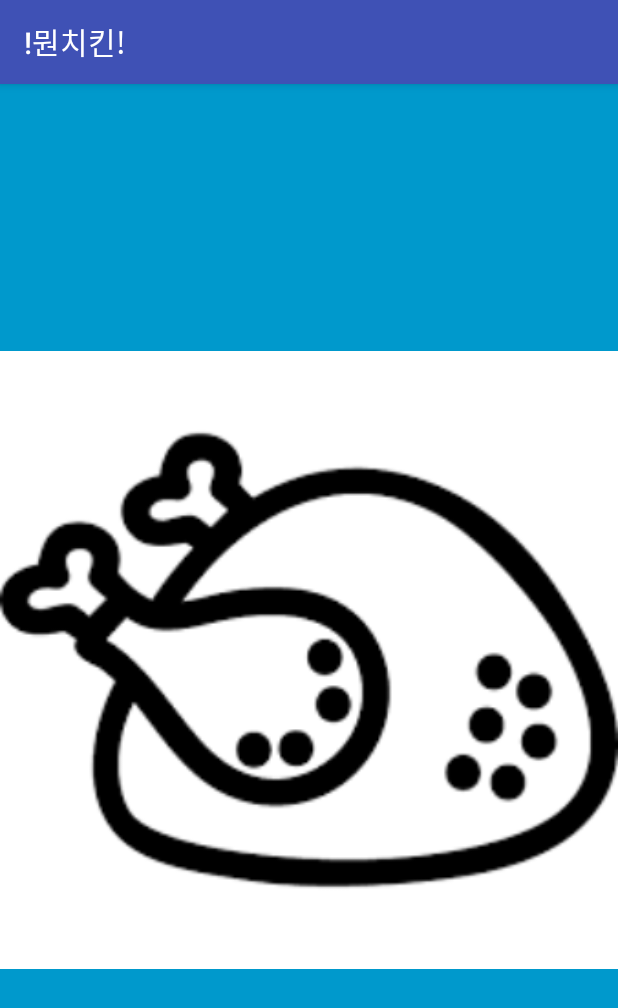
After one commit to yujinyoung/randomgame, an Android app: the SplashActivity screen opened directly, with no data from a screen before it, on a phone screen of 412 x 824 dp. The commit adds this screen. Shown: the top 1008 px of the screen. Run offline under Robolectric (Android 15) with nearby library versions, the phone set to English and light mode, and no system bars.

```diff
--- a/app/src/main/AndroidManifest.xml
+++ b/app/src/main/AndroidManifest.xml
@@ -13,7 +13,7 @@
         <activity
             android:name=".SplashActivity"
             android:configChanges="orientation|keyboardHidden|screenSize"
-            android:label="@string/title_activity_splash"
+
             android:theme="@style/FullscreenTheme">
             <intent-filter>
                 <action android:name="android.intent.action.MAIN" />
--- /dev/null
+++ b/app/src/main/java/kr/hs/emirim/dbwlsdud0407/monchicken/SplashActivity.java
@@ -0,0 +1,33 @@
+package kr.hs.emirim.dbwlsdud0407.monchicken;
+
+import android.content.Intent;
+import android.os.Handler;
+import android.support.v7.app.AppCompatActivity;
+import android.os.Bundle;
+
+
+
+public class SplashActivity extends AppCompatActivity {
+
+
+    @Override
+    protected void onCreate(Bundle savedInstanceState) {
+        super.onCreate(savedInstanceState);
+
+        setContentView(R.layout.activity_splash);
+
+        Handler handler=new Handler();
+        handler.postDelayed(new Runnable() {
+            @Override
+            public void run() {
+                Intent intent=new Intent(getApplicationContext(),MainActivity.class);
+                startActivity(intent);
+                overridePendingTransition(0,R.anim.zoom_exit);
+                finish();
+            }
+        },3000);
+
+
+    }
+
+}
--- /dev/null
+++ b/app/src/main/res/anim/zoom_exit.xml
@@ -0,0 +1,33 @@
+<?xml version="1.0" encoding="utf-8"?>
+<!--
+/*
+** Copyright 2009, The Android Open Source Project
+**
+** Licensed under the Apache License, Version 2.0 (the "License");
+** you may not use this file except in compliance with the License.
+** You may obtain a copy of the License at
+**
+**     http://www.apache.org/licenses/LICENSE-2.0
+**
+** Unless required by applicable law or agreed to in writing, software
+** distributed under the License is distributed on an "AS IS" BASIS,
+** WITHOUT WARRANTIES OR CONDITIONS OF ANY KIND, either express or implied.
+** See the License for the specific language governing permissions and
+** limitations under the License.
+*/
+-->
+
+<!-- Special window zoom animation: this is the element that exits the
+     screen, it is forced above the entering element and starts at its
+     normal size (filling the screen) and scales down while fading out.
+     This goes with zoom_enter.xml. -->
+<set xmlns:android="http://schemas.android.com/apk/res/android"
+    android:interpolator="@android:anim/decelerate_interpolator"
+    android:zAdjustment="top">
+    <scale android:fromXScale="1.0" android:toXScale=".5"
+        android:fromYScale="1.0" android:toYScale=".5"
+        android:pivotX="50%p" android:pivotY="50%p"
+        android:duration="@android:integer/config_mediumAnimTime" />
+    <alpha android:fromAlpha="1.0" android:toAlpha="0"
+        android:duration="@android:integer/config_mediumAnimTime"/>
+</set>
--- /dev/null
+++ b/app/src/main/res/layout/activity_splash.xml
@@ -0,0 +1,19 @@
+<FrameLayout xmlns:android="http://schemas.android.com/apk/res/android"
+    xmlns:tools="http://schemas.android.com/tools"
+    android:layout_width="match_parent"
+    android:layout_height="match_parent"
+    android:background="#0099cc"
+    tools:context="kr.hs.emirim.dbwlsdud0407.monchicken.SplashActivity">
+
+    <ImageView
+        android:id="@+id/fullscreen_content"
+        android:layout_width="match_parent"
+        android:layout_height="match_parent"
+        android:gravity="center"
+        android:keepScreenOn="true"
+        android:src="@drawable/c03"
+        android:adjustViewBounds="true" />
+
+
+
+</FrameLayout>
```
Also changed, not shown: app/src/main/java/kr/hs/emirim/dbwlsdud0407/monchicken/MainActivity.java (+4 -3 lines), app/src/main/res/anim/slide_in_rigth.xml (added, +14 -0 lines), app/src/main/res/anim/slide_out_left.xml (added, +14 -0 lines), app/src/main/res/values/attrs.xml (added, +12 -0 lines), app/src/main/res/drawable/c02.jpg (added), app/src/main/res/drawable/c03.jpg (added), app/src/main/res/drawable/c04.jpg (added).
